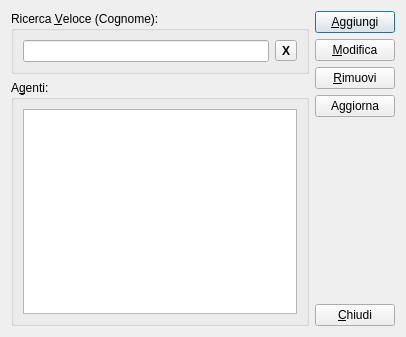
Before: the Qt Designer form moduleAgenti/agentiviewdialog.ui in kvsd/Gestionale, drawn with Qt 5.
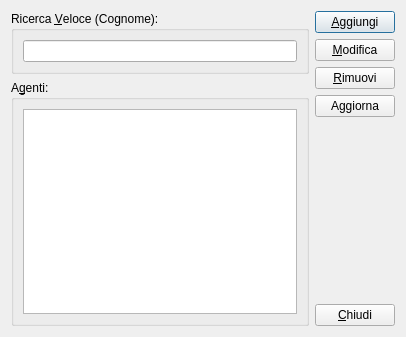
After: the same form once the commit is applied.

The edit to the form file:
```diff
--- a/moduleAgenti/agentiviewdialog.ui
+++ b/moduleAgenti/agentiviewdialog.ui
@@ -25,19 +25,6 @@
         <item>
          <widget class="QLineEdit" name="le_search"/>
         </item>
-        <item>
-         <widget class="QToolButton" name="pb_clear">
-          <property name="font">
-           <font>
-            <weight>75</weight>
-            <bold>true</bold>
-           </font>
-          </property>
-          <property name="text">
-           <string>X</string>
-          </property>
-         </widget>
-        </item>
        </layout>
       </widget>
      </item>
```
Left out of the diff: 20 changed lines with no effect on the pictures.
